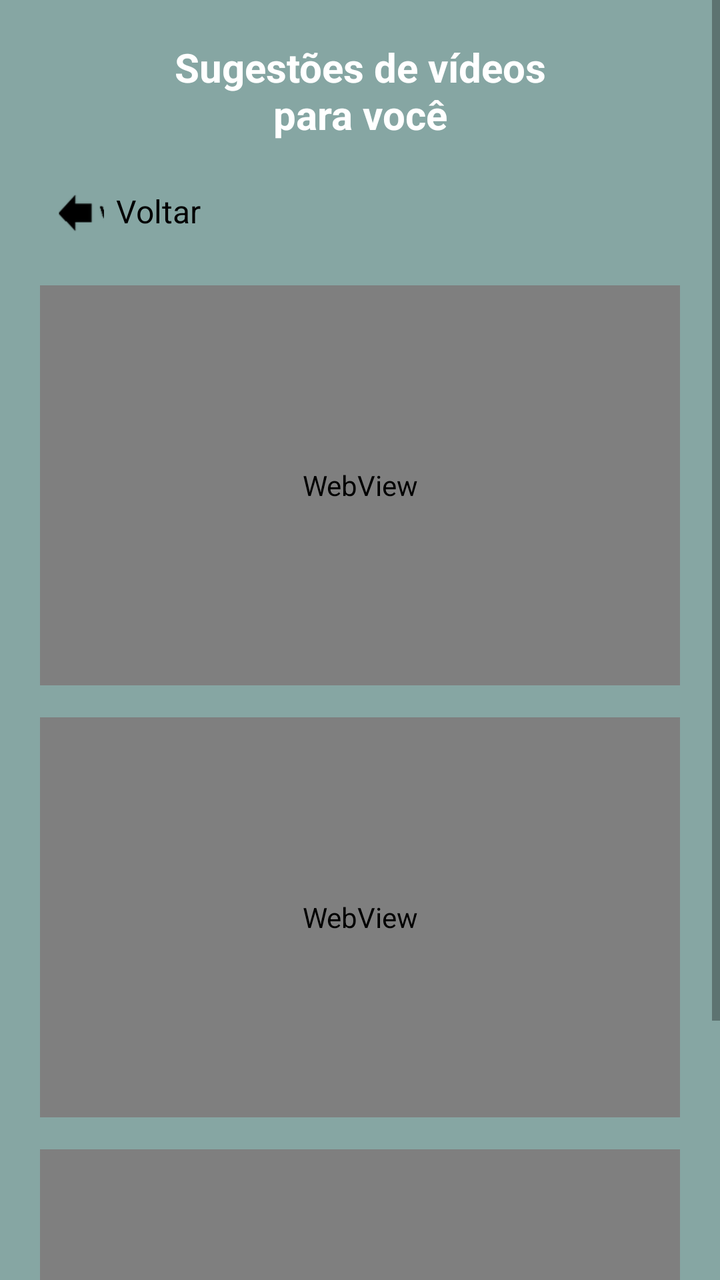
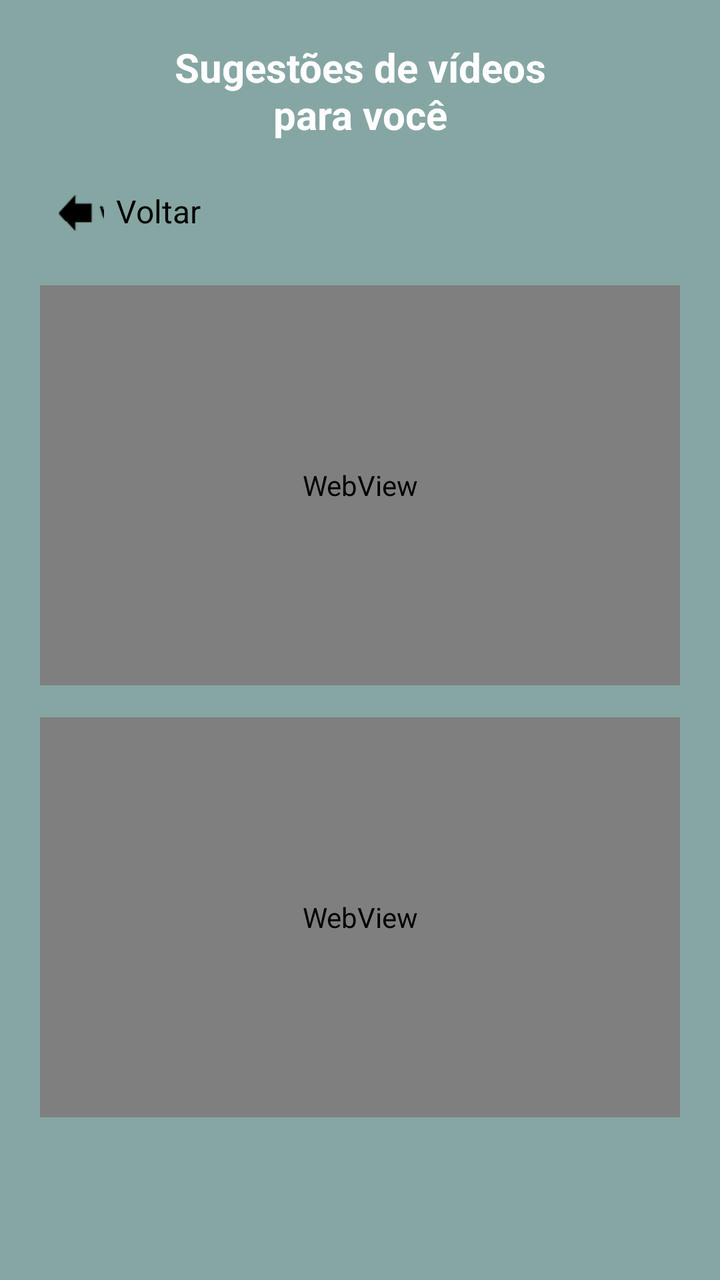

Two renders of the same Android screen: before a commit and after it. Below are the layout's source before the change and the commit's diff.
<!-- AndroidManifest.xml: application theme Theme.AuraMind -->
<!-- res/layout/activity_video_sugestao.xml -->
<?xml version="1.0" encoding="utf-8"?>
<ScrollView xmlns:android="http://schemas.android.com/apk/res/android"
    android:layout_width="match_parent"
    android:layout_height="match_parent"
    android:background="#86A6A3">

    <LinearLayout
        android:layout_width="match_parent"
        android:layout_height="wrap_content"
        android:orientation="vertical"
        android:padding="20dp">

        <TextView
            android:id="@+id/tvTitulo"
            android:layout_width="match_parent"
            android:layout_height="wrap_content"
            android:text="Sugestões de vídeos\npara você"
            android:textColor="@android:color/white"
            android:textStyle="bold"
            android:textSize="20sp"
            android:gravity="center"
            android:layout_marginBottom="16dp" />

        <LinearLayout
            android:id="@+id/btnVoltarRow"
            android:layout_width="wrap_content"
            android:layout_height="wrap_content"
            android:orientation="horizontal"
            android:clickable="true"
            android:focusable="true"
            android:padding="8dp"
            android:layout_marginBottom="16dp">

            <ImageView
                android:id="@+id/ivVoltar"
                android:layout_width="24dp"
                android:layout_height="24dp"
                android:src="@drawable/ic_arrow_back_android_48dp"
                android:tint="@android:color/black"
                android:contentDescription="Voltar" />

            <TextView
                android:id="@+id/tvVoltar"
                android:layout_width="wrap_content"
                android:layout_height="wrap_content"
                android:text="Voltar"
                android:textColor="@android:color/black"
                android:textSize="16sp"
                android:layout_marginStart="6dp" />
        </LinearLayout>

        <android.webkit.WebView
            android:id="@+id/webVideo1"
            android:layout_width="match_parent"
            android:layout_height="200dp"
            android:layout_marginBottom="16dp" />

        <android.webkit.WebView
            android:id="@+id/webVideo2"
            android:layout_width="match_parent"
            android:layout_height="200dp"
            android:layout_marginBottom="16dp" />

        <android.webkit.WebView
            android:id="@+id/webVideo3"
            android:layout_width="match_parent"
            android:layout_height="200dp"
            android:layout_marginBottom="8dp" />

    </LinearLayout>
</ScrollView>
<!-- resources referenced by this layout -->
<resources>
  <!-- drawable ic_arrow_back_android_48dp: png bitmap (drawable, 1725 bytes) -->
  <style name="Theme.AuraMind" parent="android:Theme.Material.Light.NoActionBar" />
</resources>

<!-- the commit's change to res/layout/activity_video_sugestao.xml (unified diff, before → after) -->
@@ -49,23 +49,19 @@
                 android:layout_marginStart="6dp" />
         </LinearLayout>
 
+        
         <android.webkit.WebView
             android:id="@+id/webVideo1"
             android:layout_width="match_parent"
             android:layout_height="200dp"
             android:layout_marginBottom="16dp" />
 
+        
         <android.webkit.WebView
             android:id="@+id/webVideo2"
             android:layout_width="match_parent"
             android:layout_height="200dp"
             android:layout_marginBottom="16dp" />
 
-        <android.webkit.WebView
-            android:id="@+id/webVideo3"
-            android:layout_width="match_parent"
-            android:layout_height="200dp"
-            android:layout_marginBottom="8dp" />
-
     </LinearLayout>
 </ScrollView>
